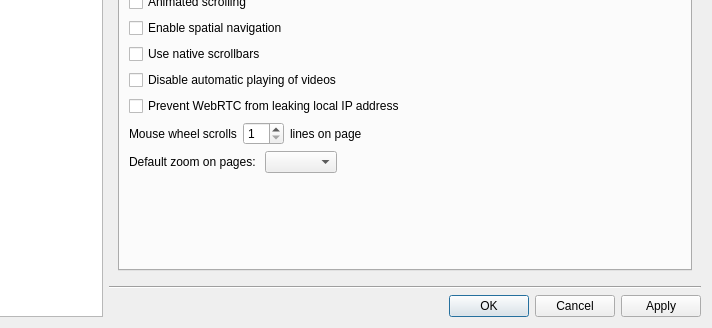
KDE/falkon, file src/lib/preferences/preferences.ui: the form before one commit; both pictures show x 128 to 840 and y 222 to 550 of the 840 by 550 pixel window.
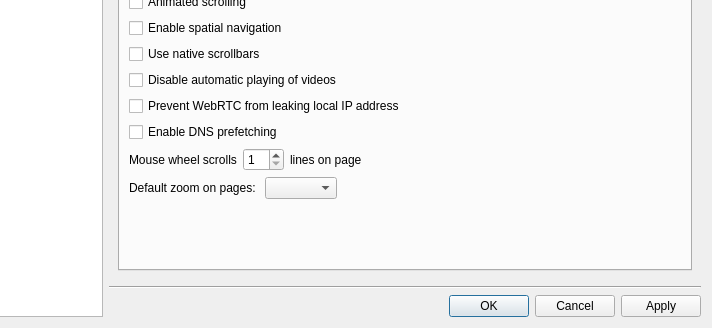
The form after the commit. The open tabs and pages were chosen to show the change. Custom widgets are drawn as their Qt base class.

Commit message:
Preferences: Add DNS Prefetch option
Requires QtWebEngine 5.12

```diff
--- a/src/lib/preferences/preferences.ui
+++ b/src/lib/preferences/preferences.ui
@@ -1075,6 +1075,13 @@
                    </property>
                   </widget>
                  </item>
+                 <item>
+                  <widget class="QCheckBox" name="dnsPrefetch">
+                   <property name="text">
+                    <string>Enable DNS prefetching</string>
+                   </property>
+                  </widget>
+                 </item>
                 </layout>
                </item>
                <item row="2" column="0">
```
Left out of the diff: 2 changed lines with no effect on the pictures. The commit also changes 2 other files.
